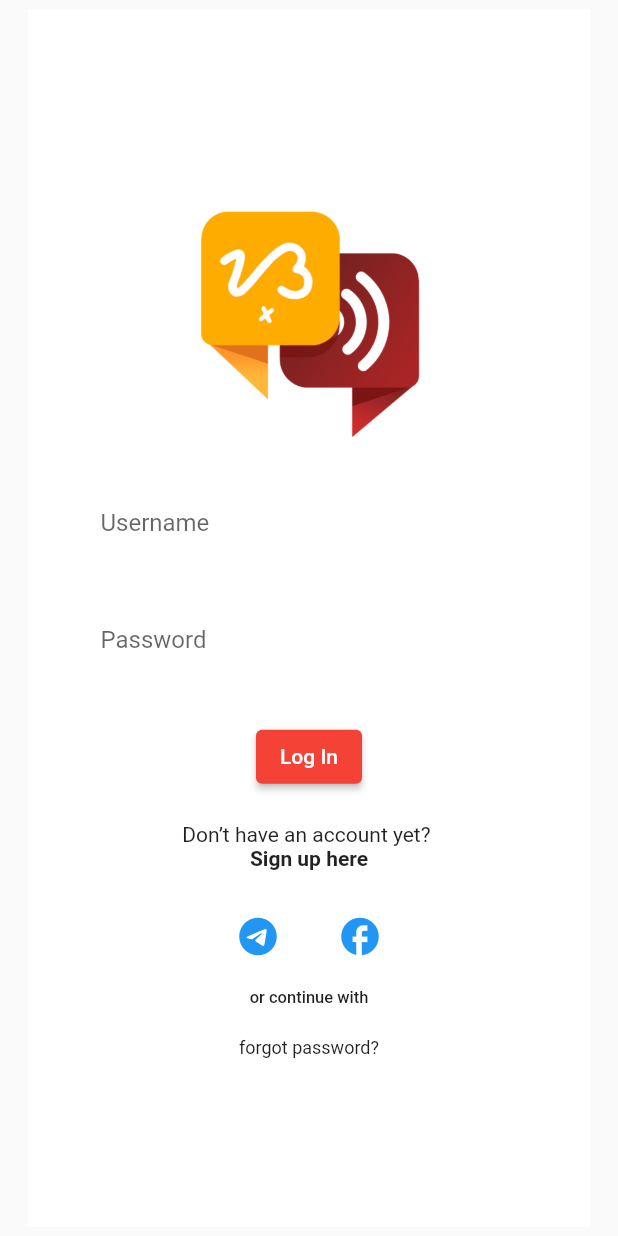
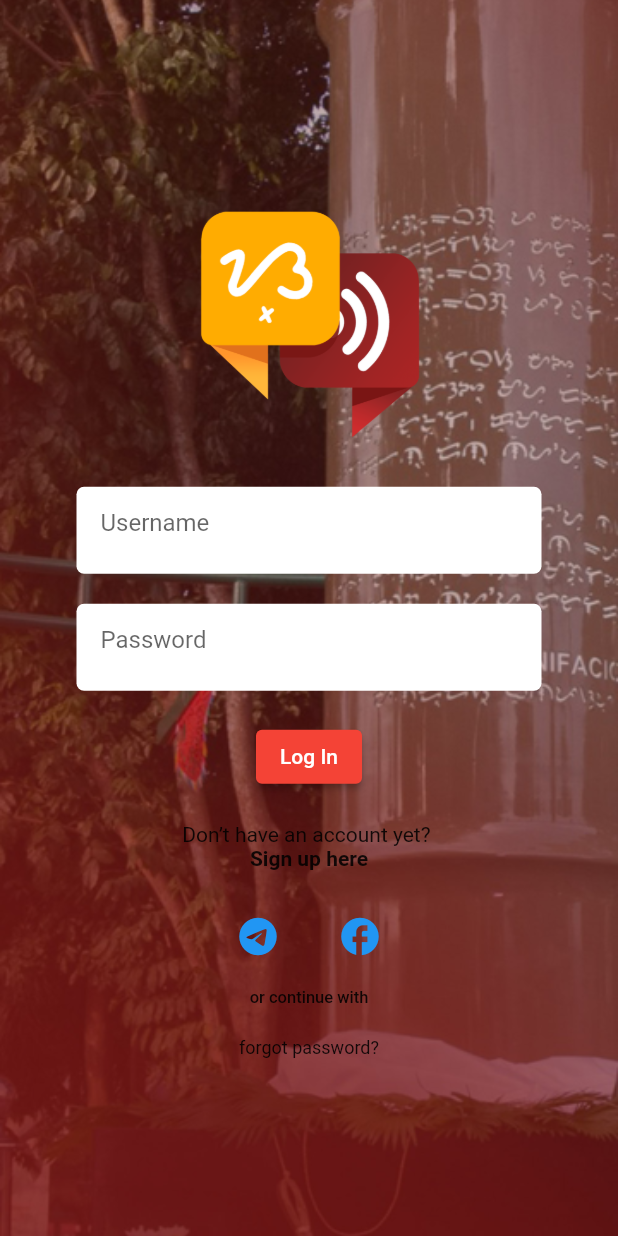
Before and after one commit to Heaveee/cc206_salin_, a Flutter app: the screen it shows after launch, on a phone screen of 412 x 824 dp. Run offline on Flutter 3.47's test engine with Material 2 defaults, Android fonts, the phone set to English and light mode, and no system bars.

Commit message:
login mod

```diff
--- a/lib/features/login.dart
+++ b/lib/features/login.dart
@@ -7,12 +7,20 @@ class LoginScreen extends StatelessWidget {
   @override
   Widget build(BuildContext context) {
     return Scaffold(
-      body: Center(
+        body: Stack(children: [
+      // Background Image
+      Positioned.fill(
+        child: Image.asset(
+          'assets/fsfs.png', // Replace with your background image asset
+          fit: BoxFit.cover,
+        ),
+      ),
+      Center(
         child: Container(
           width: 375,
           height: 812,
           decoration: BoxDecoration(
-            color: Colors.white,
+            color: Colors.transparent, // Set background color to transparent
           ),
           padding: EdgeInsets.symmetric(horizontal: 20, vertical: 40),
           child: Column(
@@ -60,7 +68,7 @@ class LoginScreen extends StatelessWidget {
               SizedBox(height: 20),
               ElevatedButton(
                 onPressed: () {
-                  //  login
+                  // login
                   Navigator.pushReplacement(
                     context,
                     MaterialPageRoute(builder: (context) => HomeScreen()),
@@ -158,6 +166,6 @@ class LoginScreen extends StatelessWidget {
           ),
         ),
       ),
-    );
+    ]));
   }
 }
--- a/pubspec.yaml
+++ b/pubspec.yaml
@@ -55,7 +55,7 @@ flutter:
 
   assets:
     - assets/salin_logo.png  # Replace with the actual path to your logo
-
+    - assets/fsfs.png
   # The following line ensures that the Material Icons font is
   # included with your application, so that you can use the icons in
   # the material Icons class.
```
Also changed, not shown: assets/fsfs.png (added).
